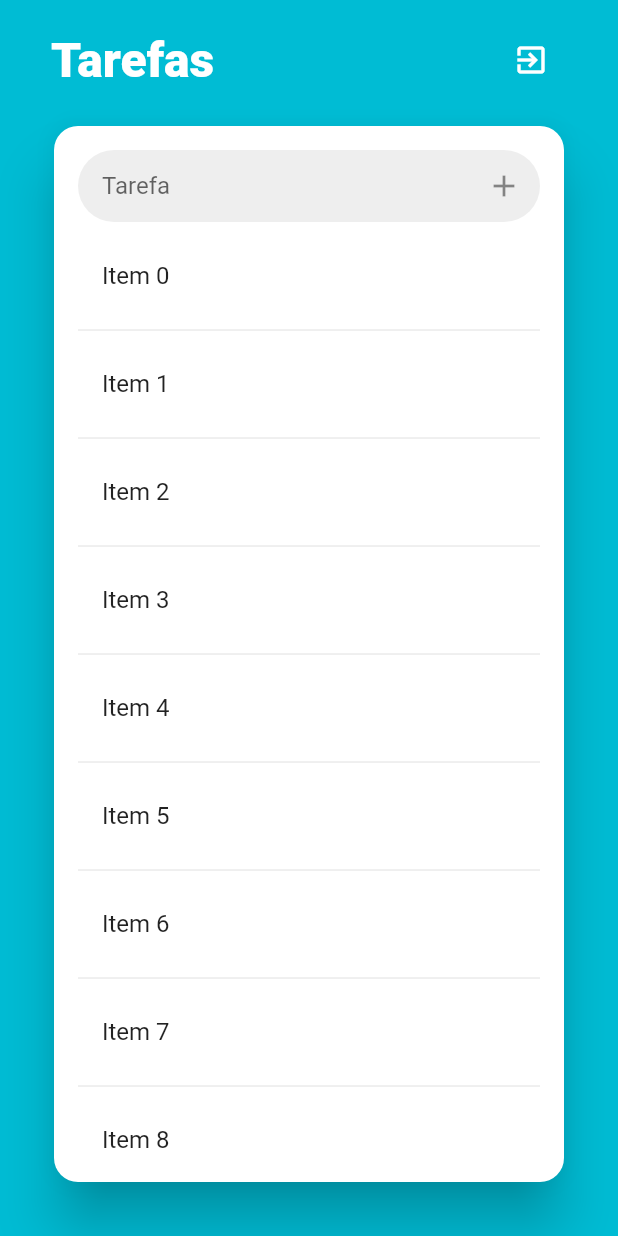
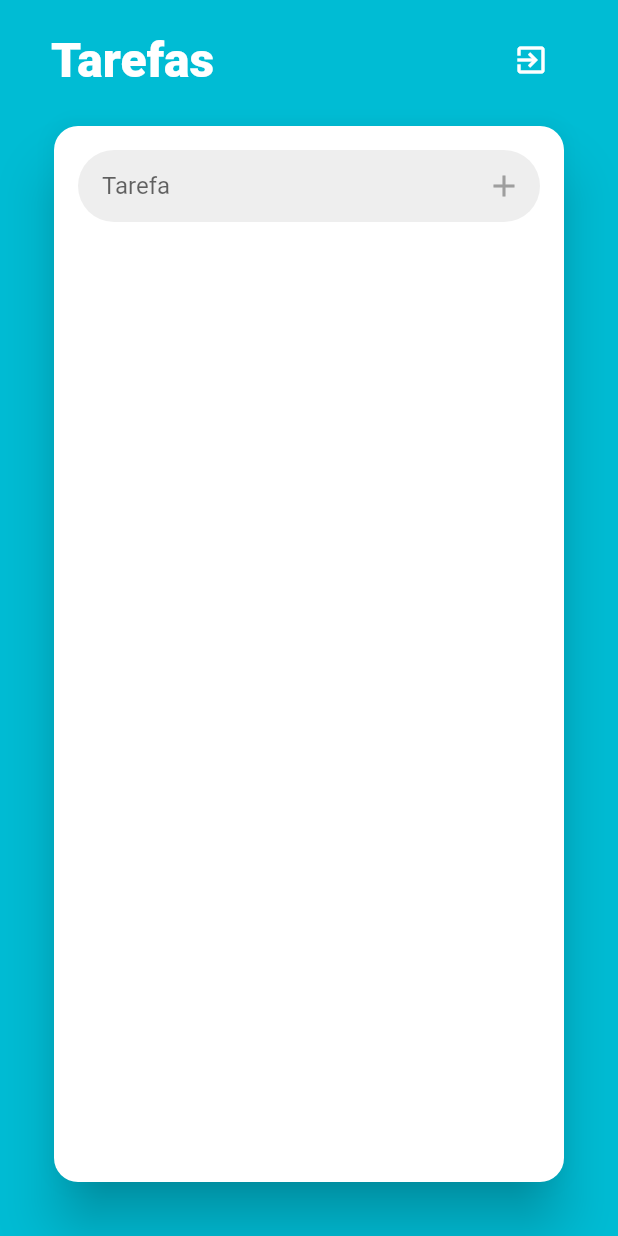
Before and after one commit to pedroenrre/todoList_mobx, a Flutter app: the ListScreen screen opened directly, on a phone screen of 412 x 824 dp. Run offline on Flutter 3.47's test engine with Material 2 defaults, Android fonts, the light colour scheme and no system bars; our stand-ins replace email_validator, flutter_mobx, mobx; generated files the repository leaves out were written again.

Commit message:
adds state management for list screen

```diff
--- a/lib/screens/list_screen.dart
+++ b/lib/screens/list_screen.dart
@@ -1,4 +1,6 @@
 import 'package:flutter/material.dart';
+import 'package:flutter_mobx/flutter_mobx.dart';
+import 'package:mobx_base/controllers/list_controller.dart';
 import 'package:mobx_base/widgets/custom_icon_button.dart';
 import 'package:mobx_base/widgets/custom_text_field.dart';
 
@@ -12,6 +14,7 @@ class ListScreen extends StatefulWidget {
 }
 
 class _ListScreenState extends State<ListScreen> {
+  final ListController controller = ListController();
 
   @override
   Widget build(BuildContext context) {
@@ -23,7 +26,8 @@ class _ListScreenState extends State<ListScreen> {
           child: Column(
             children: <Widget>[
               Padding(
-                padding: const EdgeInsets.symmetric(vertical: 16, horizontal: 2),
+                padding:
+                    const EdgeInsets.symmetric(vertical: 16, horizontal: 2),
                 child: Row(
                   mainAxisAlignment: MainAxisAlignment.spaceBetween,
                   children: <Widget>[
@@ -32,16 +36,14 @@ class _ListScreenState extends State<ListScreen> {
                       style: TextStyle(
                           color: Colors.white,
                           fontWeight: FontWeight.w900,
-                          fontSize: 32
-                      ),
+                          fontSize: 32),
                     ),
                     IconButton(
                       icon: const Icon(Icons.exit_to_app),
                       color: Colors.white,
                       onPressed: () {
-                        Navigator.of(context).pushReplacement(
-                          MaterialPageRoute(builder: (_) => const LoginScreen())
-                        );
+                        Navigator.of(context).pushReplacement(MaterialPageRoute(
+                            builder: (_) => const LoginScreen()));
                       },
                     ),
                   ],
@@ -57,37 +59,49 @@ class _ListScreenState extends State<ListScreen> {
                     padding: const EdgeInsets.all(16),
                     child: Column(
                       children: <Widget>[
-                        CustomTextField(
+                        Observer(builder: (context) {
+                          return CustomTextField(
+                            controller: controller.todoController,
                             hint: 'Tarefa',
-                          onChanged: (todo) {
-
-                          },
+                            onChanged: controller.setTodo,
                             suffix: CustomIconButton(
                               radius: 32,
                               iconData: Icons.add,
-                            onTap: (){
-
-                            },
+                              onTap: controller.addTodoPressed,
+                            ),
+                          );
+                        }),
+                        const SizedBox(
+                          height: 8,
+                        ),
+                        Expanded(
+                          child: Observer(builder: (context) {
+                            return ListView.separated(
+                              itemCount: controller.todoList.length,
+                              itemBuilder: (_, index) {
+                                final todo = controller.todoList[index];
+                                return Observer(builder: (context) {
+                                  return ListTile(
+                                    title: Text(
+                                      '${todo.title} $index',
+                                      style: TextStyle(
+                                        color: todo.done
+                                            ? Colors.green
+                                            : Colors.black,
+                                        decoration: todo.done
+                                            ? TextDecoration.lineThrough
+                                            : null,
                                       ),
                                     ),
-                        const SizedBox(height: 8,),
-                        Expanded(
-                          child: ListView.separated(
-                            itemCount: 10,
-                            itemBuilder: (_, index){
-                              return ListTile(
-                                title: Text(
-                                  'Item $index',
-                                ),
-                                onTap: (){
-
+                                    onTap: todo.toggleDone,
+                                  );
+                                });
+                              },
+                              separatorBuilder: (_, __) {
+                                return const Divider();
                               },
                             );
-                            },
-                            separatorBuilder: (_, __){
-                              return const Divider();
-                            },
-                          ),
+                          }),
                         ),
                       ],
                     ),
--- a/lib/widgets/custom_icon_button.dart
+++ b/lib/widgets/custom_icon_button.dart
@@ -10,7 +10,7 @@ class CustomIconButton extends StatelessWidget {
 
   final double radius;
   final IconData iconData;
-  final VoidCallback onTap;
+  final VoidCallback? onTap;
 
   @override
   Widget build(BuildContext context) {
@@ -19,7 +19,10 @@ class CustomIconButton extends StatelessWidget {
       child: Material(
         color: Colors.transparent,
         child: InkWell(
-          child: Icon(iconData),
+          child: Icon(
+            iconData,
+            color: onTap == null ? Colors.grey : Theme.of(context).primaryColor,
+          ),
           onTap: onTap,
         ),
       ),
```
Also changed, not shown: lib/controllers/list_controller.dart (added, +32 -0 lines), lib/models/todo_model.dart (added, +17 -0 lines), lib/controllers/list_controller.g.dart (added), lib/models/todo_model.g.dart (added). Lines whose indentation alone changed are shown as unchanged.
